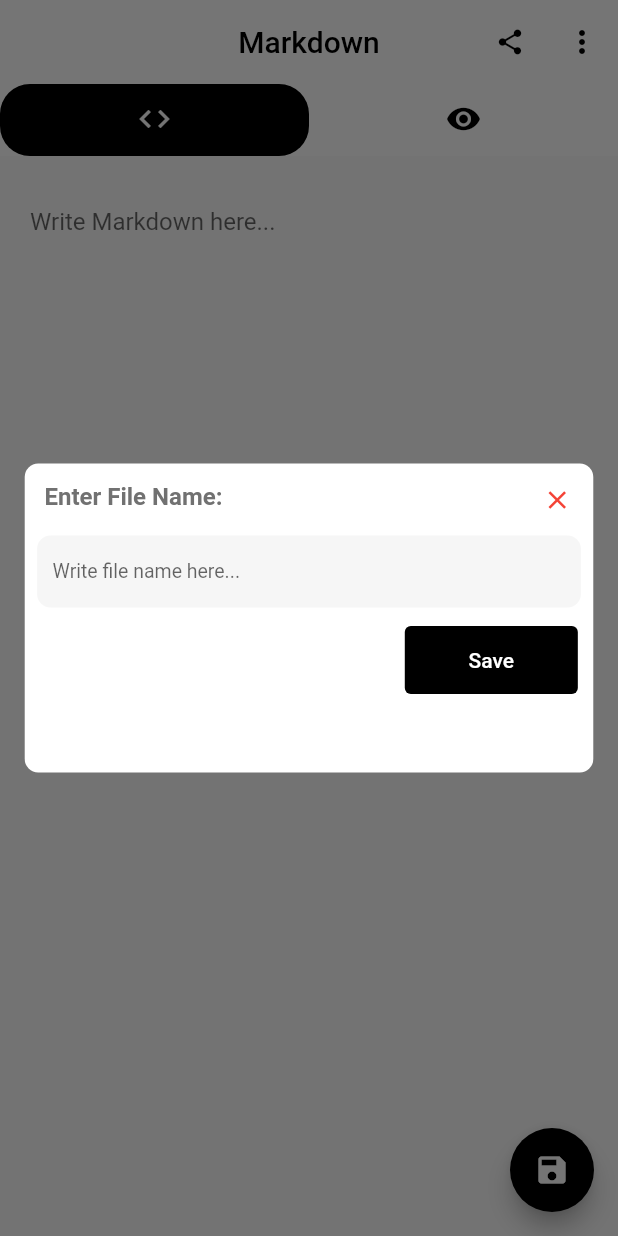
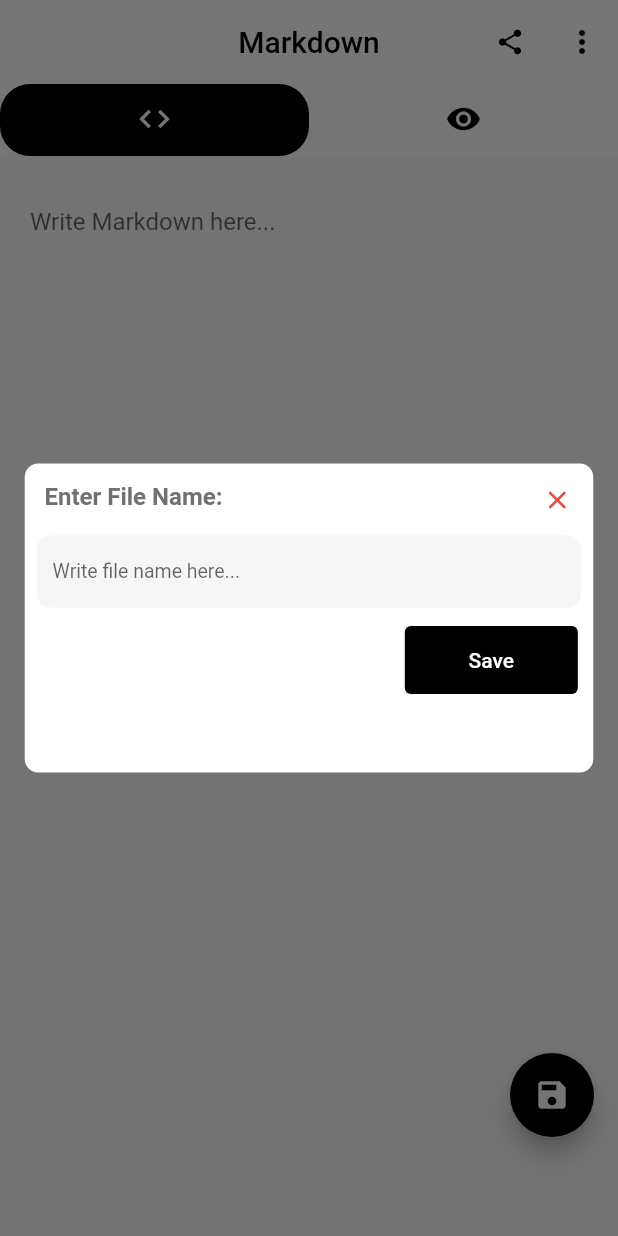
Before and after one commit to UsamaEjaz0/Markdown-editor-edit-.md-files, a Flutter app: the screen it shows after launch, after a tap on the "save" icon, on a phone screen of 412 x 824 dp. Run offline on Flutter 3.47's test engine with Material 2 defaults, Android fonts, the phone set to English and light mode, and no system bars; our stand-ins replace another_flushbar, file_picker, flutter_markdown, google_mobile_ads; missing offline and left inert: share_extend; network calls fail; Roboto replaces fonts that are missing (Montserrat).

Commit message:
added interstitial, banner ad

```diff
--- a/lib/dialogs/file_name.dart
+++ b/lib/dialogs/file_name.dart
@@ -1,8 +1,8 @@
 import 'dart:ui';
 import 'package:another_flushbar/flushbar.dart';
-import 'package:easy_markdown_editor/utils/app_config.dart';
 import 'package:flutter/cupertino.dart';
 import 'package:flutter/material.dart';
+import 'package:easy_markdown_editor/utils/app_config.dart';
 
 // ignore: must_be_immutable
 class FileNameDialog extends StatefulWidget {
--- a/lib/home.dart
+++ b/lib/home.dart
@@ -1,11 +1,12 @@
 import 'package:another_flushbar/flushbar.dart';
-import 'package:easy_markdown_editor/dialogs/file_name.dart';
-import 'package:easy_markdown_editor/utils/ad_helper.dart';
 import 'package:file_picker/file_picker.dart';
 import 'package:flutter/material.dart';
 import 'package:flutter/services.dart';
 import 'package:flutter_markdown/flutter_markdown.dart';
 import 'package:google_mobile_ads/google_mobile_ads.dart';
+import 'package:easy_markdown_editor/dialogs/file_name.dart';
+import 'package:easy_markdown_editor/utils/ad_helper.dart';
+import 'package:easy_markdown_editor/utils/app_config.dart';
 import 'package:path_provider/path_provider.dart';
 import 'package:share_extend/share_extend.dart';
 import 'utils/file_utils.dart';
@@ -33,6 +34,7 @@ class _MyHomePageState extends State<MyHomePage> with SingleTickerProviderStateM
   bool _isBannerAdReady = false;
   InterstitialAd _interstitialAd;
   bool _isInterstitialAdReady = false;
+
   Future<InitializationStatus> _initGoogleMobileAds() {
     return MobileAds.instance.initialize();
   }
@@ -100,6 +102,7 @@ class _MyHomePageState extends State<MyHomePage> with SingleTickerProviderStateM
       ),
     );
     print(_isBannerAdReady);
+    print(_isInterstitialAdReady);
     _bannerAd.load();
     _loadInterstitialAd();
   }
@@ -211,12 +214,12 @@ class _MyHomePageState extends State<MyHomePage> with SingleTickerProviderStateM
         _textEditingController.text = text;
         break;
       case 'Save File':
+
          showDialog(
             context: context,
             builder: (BuildContext context) {
               return FileNameDialog(save: setFileName,);
             });
-
 
         break;
       case 'Share File':
@@ -226,20 +229,25 @@ class _MyHomePageState extends State<MyHomePage> with SingleTickerProviderStateM
   }
   @override
   Widget build(BuildContext context) {
+    SizeConfig().init(context);
     return Scaffold(
-
-      floatingActionButton: FloatingActionButton(
+      floatingActionButton: Padding(
+        padding: EdgeInsets.only(bottom: _bannerAd.size.height.toDouble()),
+        child: FloatingActionButton(
           onPressed: () async {
             if (_isInterstitialAdReady) {
               _interstitialAd?.show();
+              _isInterstitialAdReady = false;
             } else {
               handleClick('Save File');
+              _loadInterstitialAd();
             }
 
           }
           ,
           child: const Icon(Icons.save),
           backgroundColor: Colors.black,
+        ),
       ),
       appBar: AppBar(
         actions: <Widget>[
@@ -295,19 +303,11 @@ class _MyHomePageState extends State<MyHomePage> with SingleTickerProviderStateM
         ),
       ),
       body: FutureBuilder<void>(
-        future: _initGoogleMobileAds(),
+        // future: _initGoogleMobileAds(),
       builder: (BuildContext context, AsyncSnapshot<void> snapshot){
         return Column(
           children: [
-            if (_isBannerAdReady)
-              Align(
-                alignment: Alignment.topCenter,
-                child: Container(
-                  width: _bannerAd.size.width.toDouble(),
-                  height: _bannerAd.size.height.toDouble(),
-                  child: AdWidget(ad: _bannerAd),
-                ),
-              ),
+
             Expanded(
               child: TabBarView(controller: _controller, children: [
                 Container(
@@ -331,7 +331,18 @@ class _MyHomePageState extends State<MyHomePage> with SingleTickerProviderStateM
                 ),
               ]),
             ),
-
+            if (_isBannerAdReady)
+              Align(
+                alignment: Alignment.topCenter,
+                child: Container(
+                  width: _bannerAd.size.width.toDouble(),
+                  height: _bannerAd.size.height.toDouble(),
+                  child: AdWidget(ad: _bannerAd),
+                ),
+              ),
+            SizedBox(
+              height: 10,
+            )
           ],
         );},
       ),
--- a/lib/main.dart
+++ b/lib/main.dart
@@ -1,8 +1,11 @@
 import 'package:flutter/material.dart';
+import 'package:google_mobile_ads/google_mobile_ads.dart';
 
 import 'home.dart';
 
 void main() {
+  WidgetsFlutterBinding.ensureInitialized();
+  MobileAds.instance.initialize();
   runApp(MyApp());
 }
 
```
Lines whose indentation alone changed are shown as unchanged.
